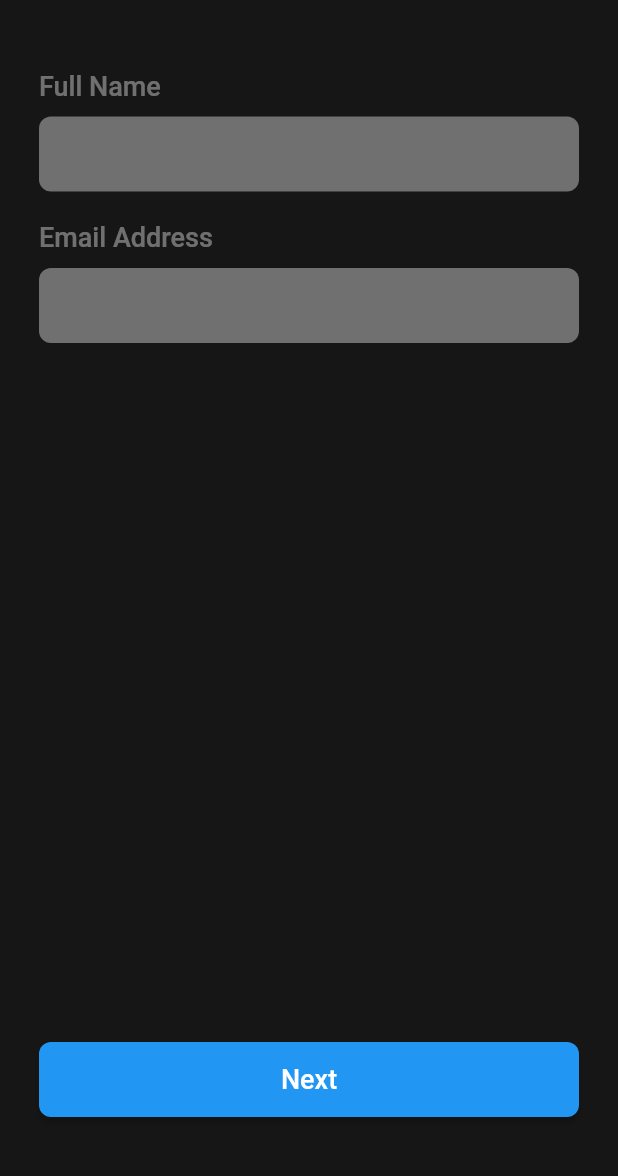
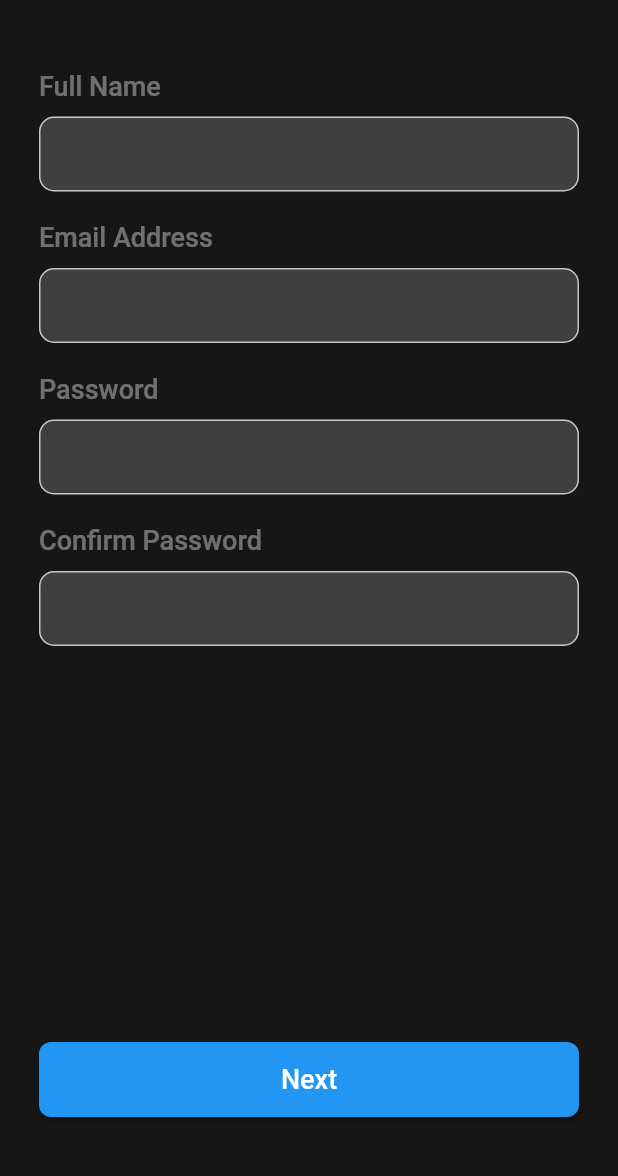
Before and after one commit to Auro-Project/auropay, a Flutter app: the SignUpScreen screen opened by its route, on a phone screen of 412 x 824 dp, the part 59-1235 px from its top. Run offline on Flutter 3.47's test engine with Material 2 defaults, Android fonts, the phone set to English and light mode, and no system bars; our stand-ins replace charts_flutter, cloud_firestore, firebase_auth, firebase_core, flutter_secure_storage, flutter_svg and 1 more; accounts and stored records are empty; Roboto replaces fonts that are missing (SF Pro Display, SF-Pro-Display).

Commit message:
upadate1.2

```diff
--- a/lib/view/pages/LoginScreens/SignUpScreenD.dart
+++ b/lib/view/pages/LoginScreens/SignUpScreenD.dart
@@ -39,14 +39,21 @@ class _SignUpScreenState extends State<SignUpScreen> {
   PageController _pageController = PageController(initialPage: 0);
   TextEditingController nameController = TextEditingController();
   TextEditingController mailController = TextEditingController();
+  TextEditingController passController = TextEditingController();
+  TextEditingController confirmPassController = TextEditingController();
+
+
+
   TextEditingController phoneNumberController = TextEditingController();
 
   @override
   void dispose() {
-    // nameController.dispose();
-    // mailController.dispose();
-    // phoneNumberController.dispose();
-    // _pageController.dispose();
+    nameController.dispose();
+    mailController.dispose();
+    phoneNumberController.dispose();
+    // passController.dispose();
+    // confirmPassController.dispose();
+    _pageController.dispose();
     super.dispose();
   }
 
@@ -63,6 +70,8 @@ class _SignUpScreenState extends State<SignUpScreen> {
           FirstStep(
             nameController: nameController,
             mailController: mailController,
+            passController: passController,
+            confirmPassController: confirmPassController,
             onNext: () {
               _pageController.nextPage(
                 duration: Duration(milliseconds: 300),
@@ -82,12 +91,18 @@ class _SignUpScreenState extends State<SignUpScreen> {
 class FirstStep extends StatelessWidget {
   final TextEditingController nameController;
   final TextEditingController mailController;
+  final TextEditingController passController;
+  final TextEditingController confirmPassController;
+
+
   final VoidCallback onNext;
 
   const FirstStep({
     Key? key,
     required this.nameController,
     required this.mailController,
+    required this.passController,
+    required this.confirmPassController,
     required this.onNext,
   }) : super(key: key);
 
@@ -103,6 +118,10 @@ class FirstStep extends StatelessWidget {
           children: [
             myField(context, 'Full Name', nameController, false),
             myField(context, 'Email Address', mailController, false),
+            myField(context, 'Password', passController, true),
+            myField(context, 'Confirm Password', confirmPassController, true),
+
+
 
           ],
         ),
@@ -157,10 +176,7 @@ class FirstStep extends StatelessWidget {
         Container(
           width: 360,
           height: 50,
-          decoration: BoxDecoration(
-            color: Colors.white38,
-            borderRadius: BorderRadius.circular(8),
-          ),
+          decoration: border(context, colorbg: Colors.grey.withOpacity(0.3),  borderRadius: 10),
           child: TextField(
             controller: controller,
             style: TextStyle(color: themeProvider.textColor),
--- a/lib/view/widgets/Constants.dart
+++ b/lib/view/widgets/Constants.dart
@@ -17,11 +17,16 @@ BoxDecoration gradient(BuildContext context) => BoxDecoration(
       ],
     );
 
-BoxDecoration border(BuildContext context, {double borderRadius = 20}) => BoxDecoration(
-  color: Colors.black.withOpacity(0.1),
+BoxDecoration border(BuildContext contex,
+{
+  double borderRadius = 20,
+  Color borderColor = Colors.white70,
+  Color colorbg = Colors.black12,
+}) => BoxDecoration(
+  color: colorbg,
   borderRadius: BorderRadius.all(Radius.circular(borderRadius)),
   border: Border.all(
-    color: Colors.white70,
+    color: borderColor,
     width: 1,
   ),
 );
```
